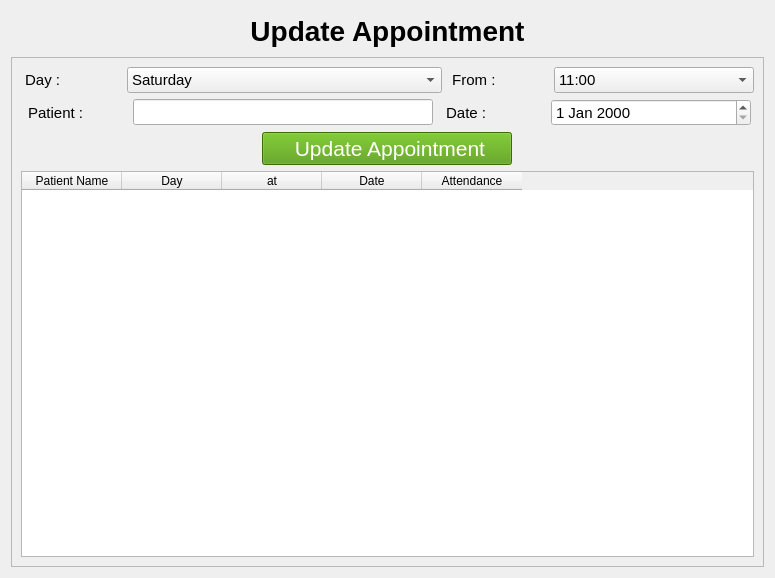
Above: ui/updateappointment.ui from khaledabotaleb/active-application before the change. Below: the same form after it.
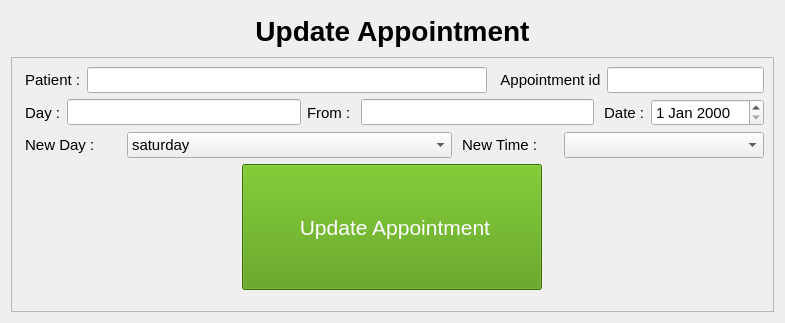
That is the form after the change. Icons and pictures are not drawn.

Patch:
```diff
--- a/ui/updateappointment.ui
+++ b/ui/updateappointment.ui
@@ -6,8 +6,8 @@
    <rect>
     <x>0</x>
     <y>0</y>
-    <width>775</width>
-    <height>578</height>
+    <width>785</width>
+    <height>323</height>
    </rect>
   </property>
   <property name="windowTitle">
@@ -53,18 +53,129 @@
       </font>
      </property>
      <property name="widgetResizable">
-      <bool>true</bool>
+      <bool>false</bool>
      </property>
      <widget class="QWidget" name="scrollAreaWidgetContents">
       <property name="geometry">
        <rect>
         <x>0</x>
         <y>0</y>
-        <width>751</width>
-        <height>496</height>
+        <width>761</width>
+        <height>241</height>
        </rect>
       </property>
       <layout class="QVBoxLayout" name="verticalLayout_2">
+       <item>
+        <layout class="QHBoxLayout" name="horizontalLayout_3">
+         <item>
+          <widget class="QLabel" name="label_2">
+           <property name="maximumSize">
+            <size>
+             <width>100</width>
+             <height>16777215</height>
+            </size>
+           </property>
+           <property name="text">
+            <string> Patient :</string>
+           </property>
+          </widget>
+         </item>
+         <item>
+          <widget class="QLineEdit" name="lineEdit">
+           <property name="sizePolicy">
+            <sizepolicy hsizetype="Expanding" vsizetype="Fixed">
+             <horstretch>0</horstretch>
+             <verstretch>0</verstretch>
+            </sizepolicy>
+           </property>
+           <property name="minimumSize">
+            <size>
+             <width>400</width>
+             <height>1</height>
+            </size>
+           </property>
+           <property name="maximumSize">
+            <size>
+             <width>400</width>
+             <height>16777215</height>
+            </size>
+           </property>
+           <property name="readOnly">
+            <bool>true</bool>
+           </property>
+          </widget>
+         </item>
+         <item>
+          <widget class="QLabel" name="label_7">
+           <property name="text">
+            <string>  Appointment id</string>
+           </property>
+          </widget>
+         </item>
+         <item>
+          <widget class="QLineEdit" name="lineEdit_4">
+           <property name="readOnly">
+            <bool>true</bool>
+           </property>
+          </widget>
+         </item>
+        </layout>
+       </item>
+       <item>
+        <layout class="QHBoxLayout" name="horizontalLayout_2">
+         <item>
+          <widget class="QLabel" name="label_5">
+           <property name="text">
+            <string> Day :</string>
+           </property>
+          </widget>
+         </item>
+         <item>
+          <widget class="QLineEdit" name="lineEdit_2">
+           <property name="readOnly">
+            <bool>true</bool>
+           </property>
+          </widget>
+         </item>
+         <item>
+          <widget class="QLabel" name="label_6">
+           <property name="text">
+            <string>From : </string>
+           </property>
+          </widget>
+         </item>
+         <item>
+          <widget class="QLineEdit" name="lineEdit_3">
+           <property name="readOnly">
+            <bool>true</bool>
+           </property>
+          </widget>
+         </item>
+         <item>
+          <widget class="QLabel" name="label_4">
+           <property name="maximumSize">
+            <size>
+             <width>100</width>
+             <height>16777215</height>
+            </size>
+           </property>
+           <property name="text">
+            <string> Date :</string>
+           </property>
+          </widget>
+         </item>
+         <item>
+          <widget class="QDateEdit" name="dateEdit">
+           <property name="maximumSize">
+            <size>
+             <width>200</width>
+             <height>16777215</height>
+            </size>
+           </property>
+          </widget>
+         </item>
+        </layout>
+       </item>
        <item>
         <layout class="QVBoxLayout" name="verticalLayout">
          <item>
@@ -83,7 +194,7 @@
               </font>
              </property>
              <property name="text">
-              <string> Day :</string>
+              <string> New Day :</string>
              </property>
             </widget>
            </item>
@@ -91,7 +202,7 @@
             <widget class="QComboBox" name="comboBox_2">
              <item>
               <property name="text">
-               <string>Saturday</string>
+               <string>saturday</string>
               </property>
              </item>
              <item>
@@ -130,7 +241,7 @@
               </size>
              </property>
              <property name="text">
-              <string> From :</string>
+              <string> New Time :</string>
              </property>
             </widget>
            </item>
@@ -142,92 +253,6 @@
                <height>16777215</height>
               </size>
              </property>
-             <item>
-              <property name="text">
-               <string>11:00</string>
-              </property>
-             </item>
-             <item>
-              <property name="text">
-               <string>12:00</string>
-              </property>
-             </item>
-             <item>
-              <property name="text">
-               <string>01:30</string>
-              </property>
-             </item>
-             <item>
-              <property name="text">
-               <string>03:00</string>
-              </property>
-             </item>
-             <item>
-              <property name="text">
-               <string>04:30</string>
-              </property>
-             </item>
-             <item>
-              <property name="text">
-               <string>06:00</string>
-              </property>
-             </item>
-            </widget>
-           </item>
-          </layout>
-         </item>
-         <item>
-          <layout class="QHBoxLayout" name="horizontalLayout_7">
-           <item>
-            <widget class="QLabel" name="label_2">
-             <property name="maximumSize">
-              <size>
-               <width>100</width>
-               <height>16777215</height>
-              </size>
-             </property>
-             <property name="text">
-              <string> Patient :</string>
-             </property>
-            </widget>
-           </item>
-           <item>
-            <widget class="QLineEdit" name="lineEdit">
-             <property name="sizePolicy">
-              <sizepolicy hsizetype="Expanding" vsizetype="Fixed">
-               <horstretch>0</horstretch>
-               <verstretch>0</verstretch>
-              </sizepolicy>
-             </property>
-             <property name="maximumSize">
-              <size>
-               <width>300</width>
-               <height>16777215</height>
-              </size>
-             </property>
-            </widget>
-           </item>
-           <item>
-            <widget class="QLabel" name="label_4">
-             <property name="maximumSize">
-              <size>
-               <width>100</width>
-               <height>16777215</height>
-              </size>
-             </property>
-             <property name="text">
-              <string> Date :</string>
-             </property>
-            </widget>
-           </item>
-           <item>
-            <widget class="QDateEdit" name="dateEdit">
-             <property name="maximumSize">
-              <size>
-               <width>200</width>
-               <height>16777215</height>
-              </size>
-             </property>
             </widget>
            </item>
           </layout>
@@ -240,7 +265,7 @@
           <widget class="QPushButton" name="addrecord">
            <property name="maximumSize">
             <size>
-             <width>250</width>
+             <width>300</width>
              <height>1000</height>
             </size>
            </property>
@@ -262,42 +287,6 @@
          </item>
         </layout>
        </item>
-       <item>
-        <layout class="QHBoxLayout" name="horizontalLayout_2">
-         <item>
-          <widget class="QTableWidget" name="tableWidget">
-           <property name="styleSheet">
-            <string notr="true">border-color: rgb(152, 152, 152);</string>
-           </property>
-           <column>
-            <property name="text">
-             <string>Patient Name</string>
-            </property>
-           </column>
-           <column>
-            <property name="text">
-             <string>Day</string>
-            </property>
-           </column>
-           <column>
-            <property name="text">
-             <string>at</string>
-            </property>
-           </column>
-           <column>
-            <property name="text">
-             <string>Date</string>
-            </property>
-           </column>
-           <column>
-            <property name="text">
-             <string>Attendance</string>
-            </property>
-           </column>
-          </widget>
-         </item>
-        </layout>
-       </item>
       </layout>
      </widget>
     </widget>
```
Left out of the diff: 12 changed lines with no effect on the pictures.
